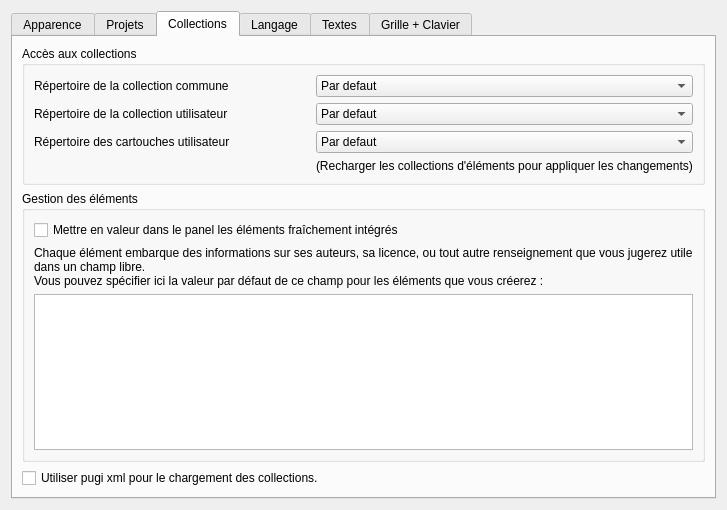
The window that sources/ui/configpage/generalconfigurationpage.ui (qelectrotech/qelectrotech-source-mirror) describes before a commit, drawn with Qt 5.
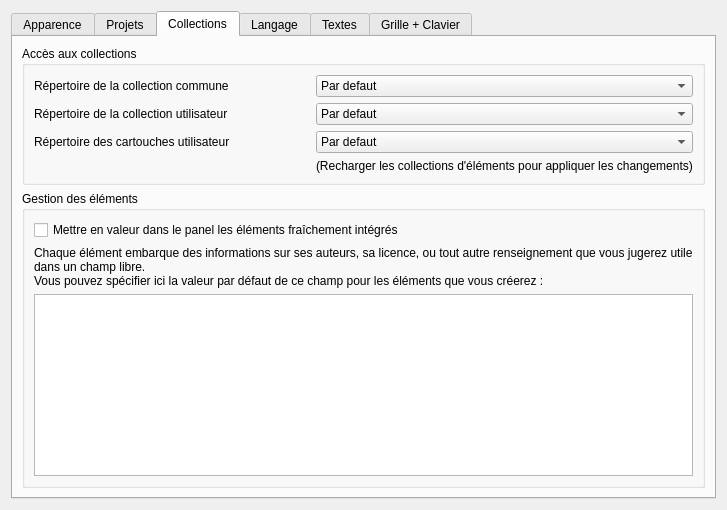
The same window after the commit. The open tabs and pages were chosen to show the change.

Diff of the .ui file:
```diff
--- a/sources/ui/configpage/generalconfigurationpage.ui
+++ b/sources/ui/configpage/generalconfigurationpage.ui
@@ -325,13 +325,6 @@
          </layout>
         </widget>
        </item>
-       <item>
-        <widget class="QCheckBox" name="m_use_pugi_xml">
-         <property name="text">
-          <string>Utiliser pugi xml pour le chargement des collections.</string>
-         </property>
-        </widget>
-       </item>
       </layout>
      </widget>
      <widget class="QWidget" name="tab_6">
```
